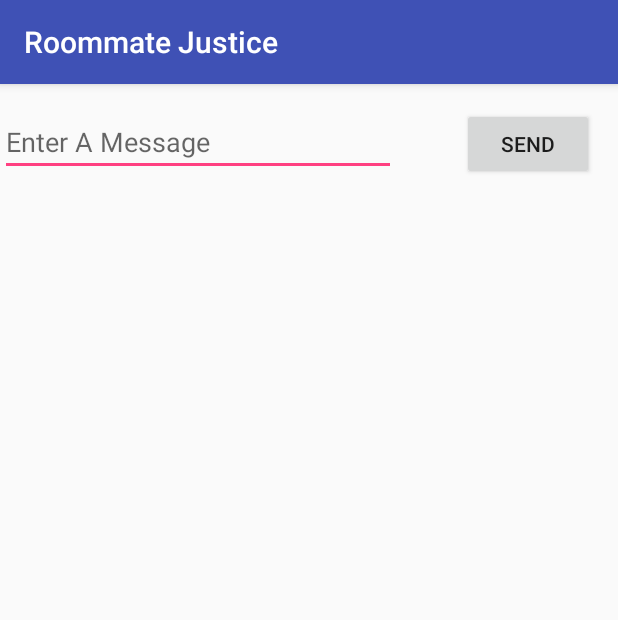
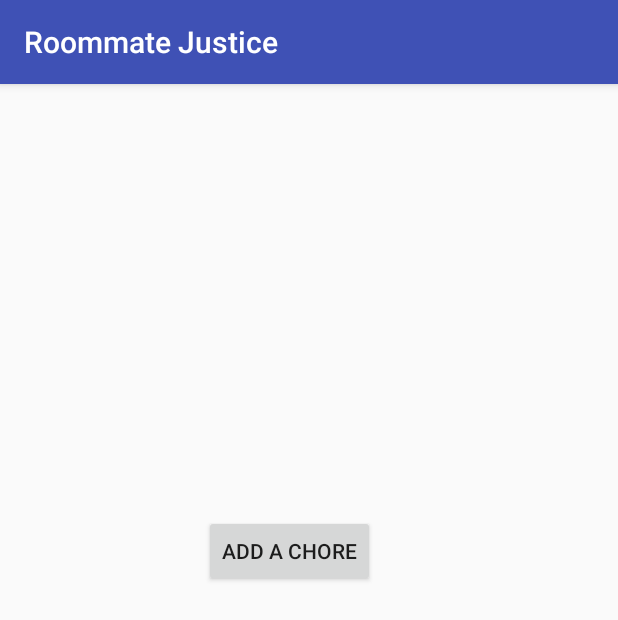
Before and after one commit to jpbulman/Roommate-Justice, an Android app: the screen it shows after launch (MainActivity), on a phone screen of 412 x 824 dp. Shown: the top 620 px of the screen. Run offline under Robolectric (Android 15) with nearby library versions, the phone set to English and light mode, and no system bars.

Commit message:
Continued Chore UI and made class. Also started list of chores in main

```diff
--- a/app/src/main/AndroidManifest.xml
+++ b/app/src/main/AndroidManifest.xml
@@ -16,14 +16,16 @@
                 <category android:name="android.intent.category.LAUNCHER" />
             </intent-filter>
         </activity>
-        <activity android:name=".DisplayMessageActivity"
+        <activity
+            android:name=".DisplayMessageActivity"
             android:parentActivityName=".MainActivity">
+
             <!-- The meta-data tag is required if you support API level 15 and lower -->
             <meta-data
                 android:name="android.support.PARENT_ACTIVITY"
                 android:value=".MainActivity" />
         </activity>
-
+        <activity android:name=".AddChoreActivity"></activity>
     </application>
 
 </manifest>
--- a/app/src/main/java/com/example/jpbulman/roommatejustice/MainActivity.java
+++ b/app/src/main/java/com/example/jpbulman/roommatejustice/MainActivity.java
@@ -4,13 +4,21 @@ import android.content.Intent;
 import android.support.v7.app.AppCompatActivity;
 import android.os.Bundle;
 import android.view.View;
+import android.widget.Button;
 import android.widget.EditText;
+import android.widget.ScrollView;
+
+import java.util.ArrayList;
 
 import static android.provider.AlarmClock.EXTRA_MESSAGE;
 
 public class MainActivity extends AppCompatActivity {
 
-    public static final String EXTRA_MESSAGE = "com.example.myfirstapp.MESSAGE";
+    private static ArrayList<Chore> listOfChores = new ArrayList<Chore>();
+
+    public static void addChoreToList(Chore c){
+        listOfChores.add(c);
+    }
 
     @Override
     protected void onCreate(Bundle savedInstanceState) {
@@ -18,12 +26,17 @@ public class MainActivity extends AppCompatActivity {
         setContentView(R.layout.activity_main);
     }
 
-    public void sendMessage(View view){
-        //Sends a message on a new screen
-        Intent intent = new Intent(this,DisplayMessageActivity.class);
-        EditText editText = (EditText) findViewById(R.id.editText);
-        String message = editText.getText().toString();
-        intent.putExtra(EXTRA_MESSAGE,message);
+//    public void sendMessage(View view){
+//        //Sends a message on a new screen
+//        Intent intent = new Intent(this,DisplayMessageActivity.class);
+//        EditText editText = (EditText) findViewById(R.id.editText);
+//        String message = editText.getText().toString();
+//        intent.putExtra(EXTRA_MESSAGE,message);
+//        startActivity(intent);
+//    }
+
+    public void addChore(View view){
+        Intent intent = new Intent(this,AddChoreActivity.class);
         startActivity(intent);
     }
 
--- a/app/src/main/res/layout/activity_main.xml
+++ b/app/src/main/res/layout/activity_main.xml
@@ -6,30 +6,28 @@
     android:layout_height="match_parent"
     tools:context="com.example.jpbulman.roommatejustice.MainActivity">
 
-    <EditText
-        android:id="@+id/editText"
-        android:layout_width="0dp"
-        android:layout_height="wrap_content"
-        android:layout_marginTop="16dp"
-        android:ems="10"
-        android:hint="@string/edit_message"
-        android:inputType="textPersonName"
-        app:layout_constraintEnd_toStartOf="@+id/button2"
-        app:layout_constraintHorizontal_bias="0.5"
+    <ScrollView
+        android:id="@+id/listOfTasks"
+        android:layout_width="368dp"
+        android:layout_height="279dp"
+        android:layout_marginStart="8dp"
+        android:layout_marginTop="8dp"
         app:layout_constraintStart_toStartOf="parent"
-        app:layout_constraintTop_toTopOf="parent" />
+        app:layout_constraintTop_toTopOf="parent">
+
+        <LinearLayout
+            android:layout_width="match_parent"
+            android:layout_height="wrap_content"
+            android:orientation="vertical" />
+    </ScrollView>
 
     <Button
-        android:id="@+id/button2"
+        android:id="@+id/addChore"
         android:layout_width="wrap_content"
         android:layout_height="wrap_content"
-        android:layout_marginEnd="16dp"
-        android:layout_marginStart="44dp"
-        android:onClick="sendMessage"
-        android:text="@string/button_send"
-        app:layout_constraintBaseline_toBaselineOf="@+id/editText"
-        app:layout_constraintEnd_toEndOf="parent"
-        app:layout_constraintHorizontal_bias="0.5"
-        app:layout_constraintStart_toEndOf="@+id/editText" />
-
+        android:layout_marginLeft="136dp"
+        android:onClick="addChore"
+        android:text="Add a chore"
+        app:layout_constraintLeft_toLeftOf="parent"
+        app:layout_constraintTop_toBottomOf="@+id/listOfTasks" />
 </android.support.constraint.ConstraintLayout>
--- a/app/src/main/res/values/strings.xml
+++ b/app/src/main/res/values/strings.xml
@@ -1,5 +1,6 @@
 <resources>
     <string name="app_name">Roommate Justice</string>
     <string name="edit_message">Enter A Message</string>
-    <string name="button_send">Send</string>
+    <string name="chore_name">Name</string>
+    <string name="point_value">Point Value</string>
 </resources>
```
Also changed, not shown: app/src/main/java/com/example/jpbulman/roommatejustice/AddChoreActivity.java (added, +29 -0 lines), app/src/main/java/com/example/jpbulman/roommatejustice/Chore.java (added, +18 -0 lines), app/src/main/res/layout/activity_add_chore.xml (added, +42 -0 lines).
